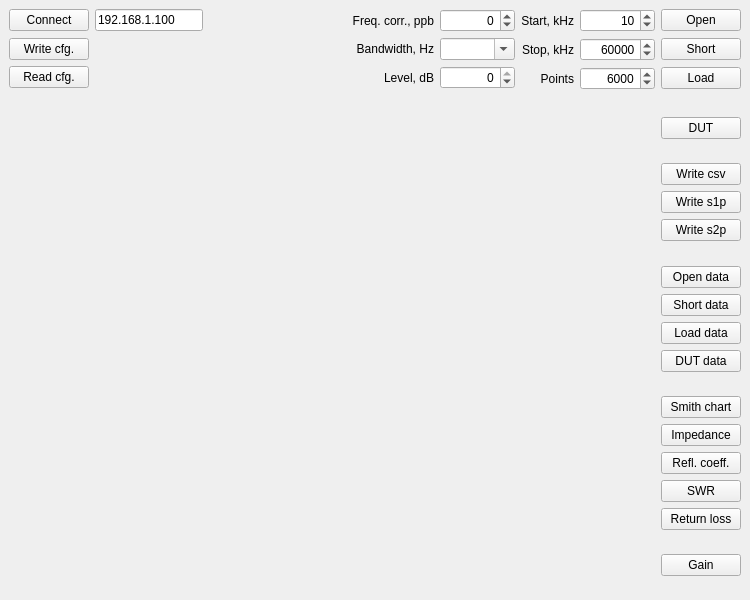
Old version of the form projects/vna/client/vna.ui in the repository pavel-demin/red-pitaya-notes.
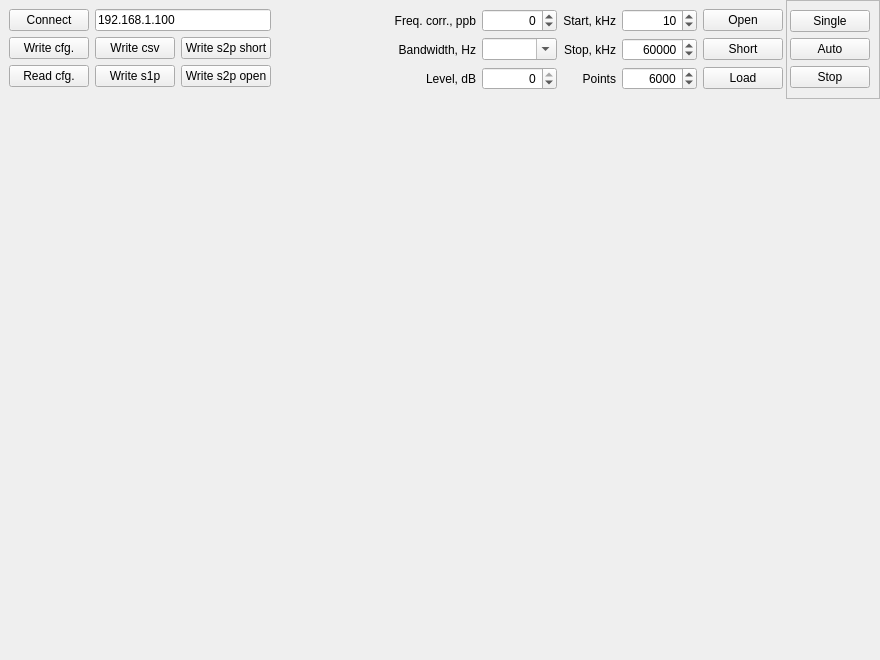
New version of the form.

Commit message: relpace mpldatacursor with vertical lines and add auto mode to vna/client

Patch:
```diff
--- a/projects/vna/client/vna.ui
+++ b/projects/vna/client/vna.ui
@@ -6,14 +6,14 @@
    <rect>
     <x>0</x>
     <y>0</y>
-    <width>750</width>
-    <height>600</height>
+    <width>880</width>
+    <height>660</height>
    </rect>
   </property>
   <property name="minimumSize">
    <size>
-    <width>750</width>
-    <height>600</height>
+    <width>880</width>
+    <height>660</height>
    </size>
   </property>
   <property name="windowTitle">
@@ -36,383 +36,7 @@
     <property name="spacing">
      <number>0</number>
     </property>
-    <item row="0" column="0">
-     <widget class="QFrame" name="cfgFrame">
-      <property name="sizePolicy">
-       <sizepolicy hsizetype="Expanding" vsizetype="Preferred">
-        <horstretch>0</horstretch>
-        <verstretch>0</verstretch>
-       </sizepolicy>
-      </property>
-      <layout class="QGridLayout" name="addrLayout">
-       <property name="rightMargin">
-        <number>3</number>
-       </property>
-       <item row="3" column="0">
-        <widget class="QPushButton" name="writeButton">
-         <property name="text">
-          <string>Write cfg.</string>
-         </property>
-        </widget>
-       </item>
-       <item row="2" column="2">
-        <spacer name="spacer1">
-         <property name="orientation">
-          <enum>Qt::Horizontal</enum>
-         </property>
-         <property name="sizeHint" stdset="0">
-          <size>
-           <width>40</width>
-           <height>20</height>
-          </size>
-         </property>
-        </spacer>
-       </item>
-       <item row="2" column="1">
-        <widget class="QLineEdit" name="addrValue">
-         <property name="sizePolicy">
-          <sizepolicy hsizetype="Minimum" vsizetype="Fixed">
-           <horstretch>0</horstretch>
-           <verstretch>0</verstretch>
-          </sizepolicy>
-         </property>
-         <property name="text">
-          <string>192.168.1.100</string>
-         </property>
-         <property name="maxLength">
-          <number>15</number>
-         </property>
-        </widget>
-       </item>
-       <item row="2" column="3">
-        <widget class="QLabel" name="corrLabel">
-         <property name="text">
-          <string>Freq. corr., ppb</string>
-         </property>
-         <property name="alignment">
-          <set>Qt::AlignRight|Qt::AlignTrailing|Qt::AlignVCenter</set>
-         </property>
-        </widget>
-       </item>
-       <item row="2" column="0">
-        <widget class="QPushButton" name="connectButton">
-         <property name="text">
-          <string>Connect</string>
-         </property>
-        </widget>
-       </item>
-       <item row="4" column="0">
-        <widget class="QPushButton" name="readButton">
-         <property name="text">
-          <string>Read cfg.</string>
-         </property>
-        </widget>
-       </item>
-       <item row="2" column="4">
-        <widget class="QSpinBox" name="corrValue">
-         <property name="minimumSize">
-          <size>
-           <width>75</width>
-           <height>0</height>
-          </size>
-         </property>
-         <property name="alignment">
-          <set>Qt::AlignRight|Qt::AlignTrailing|Qt::AlignVCenter</set>
-         </property>
-         <property name="minimum">
-          <number>-100000</number>
-         </property>
-         <property name="maximum">
-          <number>100000</number>
-         </property>
-         <property name="singleStep">
-          <number>100</number>
-         </property>
-        </widget>
-       </item>
-       <item row="3" column="3">
-        <widget class="QLabel" name="rateLabel">
-         <property name="text">
-          <string>Bandwidth, Hz</string>
-         </property>
-         <property name="alignment">
-          <set>Qt::AlignRight|Qt::AlignTrailing|Qt::AlignVCenter</set>
-         </property>
-        </widget>
-       </item>
-       <item row="3" column="4">
-        <widget class="QComboBox" name="rateValue">
-         <property name="minimumSize">
-          <size>
-           <width>75</width>
-           <height>0</height>
-          </size>
-         </property>
-         <property name="editable">
-          <bool>true</bool>
-         </property>
-        </widget>
-       </item>
-       <item row="4" column="3">
-        <widget class="QLabel" name="levelLabel">
-         <property name="text">
-          <string>Level, dB</string>
-         </property>
-         <property name="alignment">
-          <set>Qt::AlignRight|Qt::AlignTrailing|Qt::AlignVCenter</set>
-         </property>
-        </widget>
-       </item>
-       <item row="4" column="4">
-        <widget class="QSpinBox" name="levelValue">
-         <property name="alignment">
-          <set>Qt::AlignRight|Qt::AlignTrailing|Qt::AlignVCenter</set>
-         </property>
-         <property name="minimum">
-          <number>-60</number>
-         </property>
-         <property name="maximum">
-          <number>0</number>
-         </property>
-         <property name="singleStep">
-          <number>6</number>
-         </property>
-         <property name="value">
-          <number>0</number>
-         </property>
-        </widget>
-       </item>
-      </layout>
-     </widget>
-    </item>
-    <item row="1" column="0" rowspan="4" colspan="5">
-     <widget class="QFrame" name="plotWidget">
-      <property name="sizePolicy">
-       <sizepolicy hsizetype="Expanding" vsizetype="Expanding">
-        <horstretch>0</horstretch>
-        <verstretch>0</verstretch>
-       </sizepolicy>
-      </property>
-      <layout class="QVBoxLayout" name="plotLayout">
-       <property name="spacing">
-        <number>0</number>
-       </property>
-       <property name="leftMargin">
-        <number>0</number>
-       </property>
-       <property name="topMargin">
-        <number>0</number>
-       </property>
-       <property name="rightMargin">
-        <number>0</number>
-       </property>
-       <property name="bottomMargin">
-        <number>0</number>
-       </property>
-      </layout>
-     </widget>
-    </item>
-    <item row="2" column="5">
-     <widget class="QFrame" name="selectFrame">
-      <property name="sizePolicy">
-       <sizepolicy hsizetype="Fixed" vsizetype="Preferred">
-        <horstretch>0</horstretch>
-        <verstretch>0</verstretch>
-       </sizepolicy>
-      </property>
-      <layout class="QGridLayout" name="selectLayout">
-       <property name="topMargin">
-        <number>0</number>
-       </property>
-       <property name="bottomMargin">
-        <number>6</number>
-       </property>
-       <item row="5" column="0">
-        <widget class="QPushButton" name="s2pButton">
-         <property name="text">
-          <string>Write s2p</string>
-         </property>
-        </widget>
-       </item>
-       <item row="18" column="0">
-        <widget class="QPushButton" name="gainPlot">
-         <property name="text">
-          <string>Gain</string>
-         </property>
-        </widget>
-       </item>
-       <item row="0" column="0">
-        <spacer name="spacer2">
-         <property name="orientation">
-          <enum>Qt::Vertical</enum>
-         </property>
-         <property name="sizeHint" stdset="0">
-          <size>
-           <width>20</width>
-           <height>40</height>
-          </size>
-         </property>
-        </spacer>
-       </item>
-       <item row="8" column="0">
-        <widget class="QPushButton" name="shortPlot">
-         <property name="text">
-          <string>Short data</string>
-         </property>
-        </widget>
-       </item>
-       <item row="7" column="0">
-        <widget class="QPushButton" name="openPlot">
-         <property name="text">
-          <string>Open data</string>
-         </property>
-        </widget>
-       </item>
-       <item row="14" column="0">
-        <widget class="QPushButton" name="rcPlot">
-         <property name="text">
-          <string>Refl. coeff.</string>
-         </property>
-        </widget>
-       </item>
-       <item row="13" column="0">
-        <widget class="QPushButton" name="impPlot">
-         <property name="text">
-          <string>Impedance</string>
-         </property>
-        </widget>
-       </item>
-       <item row="15" column="0">
-        <widget class="QPushButton" name="swrPlot">
-         <property name="text">
-          <string>SWR</string>
-         </property>
-        </widget>
-       </item>
-       <item row="9" column="0">
-        <widget class="QPushButton" name="loadPlot">
-         <property name="text">
-          <string>Load data</string>
-         </property>
-        </widget>
-       </item>
-       <item row="6" column="0">
-        <spacer name="spacer4">
-         <property name="orientation">
-          <enum>Qt::Vertical</enum>
-         </property>
-         <property name="sizeHint" stdset="0">
-          <size>
-           <width>20</width>
-           <height>40</height>
-          </size>
-         </property>
-        </spacer>
-       </item>
-       <item row="16" column="0">
-        <widget class="QPushButton" name="rlPlot">
-         <property name="text">
-          <string>Return loss</string>
-         </property>
-        </widget>
-       </item>
-       <item row="1" column="0">
-        <widget class="QPushButton" name="dutSweep">
-         <property name="sizePolicy">
-          <sizepolicy hsizetype="Minimum" vsizetype="Fixed">
-           <horstretch>0</horstretch>
-           <verstretch>0</verstretch>
-          </sizepolicy>
-         </property>
-         <property name="text">
-          <string>DUT</string>
-         </property>
-        </widget>
-       </item>
-       <item row="11" column="0">
-        <spacer name="spacer5">
-         <property name="orientation">
-          <enum>Qt::Vertical</enum>
-         </property>
-         <property name="sizeHint" stdset="0">
-          <size>
-           <width>20</width>
-           <height>40</height>
-          </size>
-         </property>
-        </spacer>
-       </item>
-       <item row="12" column="0">
-        <widget class="QPushButton" name="smithPlot">
-         <property name="text">
-          <string>Smith chart</string>
-         </property>
-        </widget>
-       </item>
-       <item row="10" column="0">
-        <widget class="QPushButton" name="dutPlot">
-         <property name="text">
-          <string>DUT data</string>
-         </property>
-        </widget>
-       </item>
-       <item row="17" column="0">
-        <spacer name="spacer6">
-         <property name="orientation">
-          <enum>Qt::Vertical</enum>
-         </property>
-         <property name="sizeHint" stdset="0">
-          <size>
-           <width>20</width>
-           <height>40</height>
-          </size>
-         </property>
-        </spacer>
-       </item>
-       <item row="4" column="0">
-        <widget class="QPushButton" name="s1pButton">
-         <property name="text">
-          <string>Write s1p</string>
-         </property>
-        </widget>
-       </item>
-       <item row="2" column="0">
-        <spacer name="spacer3">
-         <property name="orientation">
-          <enum>Qt::Vertical</enum>
-         </property>
-         <property name="sizeHint" stdset="0">
-          <size>
-           <width>20</width>
-           <height>40</height>
-          </size>
-         </property>
-        </spacer>
-       </item>
-       <item row="19" column="0">
-        <spacer name="spacer7">
-         <property name="orientation">
-          <enum>Qt::Vertical</enum>
-         </property>
-         <property name="sizeHint" stdset="0">
-          <size>
-           <width>20</width>
-           <height>40</height>
-          </size>
-         </property>
-        </spacer>
-       </item>
-       <item row="3" column="0">
-        <widget class="QPushButton" name="csvButton">
-         <property name="text">
-          <string>Write csv</string>
-         </property>
-        </widget>
-       </item>
-      </layout>
-     </widget>
-    </item>
-    <item row="0" column="2" colspan="4">
+    <item row="0" column="1">
      <widget class="QFrame" name="sweepFrame">
       <property name="sizePolicy">
        <sizepolicy hsizetype="Fixed" vsizetype="Preferred">
@@ -424,14 +48,17 @@
        <property name="leftMargin">
         <number>3</number>
        </property>
-       <item row="1" column="7">
+       <property name="rightMargin">
+        <number>3</number>
+       </property>
+       <item row="1" column="8">
         <widget class="QPushButton" name="shortSweep">
          <property name="text">
           <string>Short</string>
          </property>
         </widget>
        </item>
-       <item row="2" column="7">
+       <item row="2" column="8">
         <widget class="QPushButton" name="loadSweep">
          <property name="sizePolicy">
           <sizepolicy hsizetype="Minimum" vsizetype="Fixed">
@@ -444,14 +71,14 @@
          </property>
         </widget>
        </item>
-       <item row="0" column="7">
+       <item row="0" column="8">
         <widget class="QPushButton" name="openSweep">
          <property name="text">
           <string>Open</string>
          </property>
         </widget>
        </item>
-       <item row="2" column="5">
+       <item row="2" column="6">
         <widget class="QSpinBox" name="sizeValue">
          <property name="minimumSize">
           <size>
@@ -476,7 +103,7 @@
          </property>
         </widget>
        </item>
-       <item row="1" column="5">
+       <item row="1" column="6">
         <widget class="QSpinBox" name="stopValue">
          <property name="minimumSize">
           <size>
@@ -501,7 +128,7 @@
          </property>
         </widget>
        </item>
-       <item row="0" column="5">
+       <item row="0" column="6">
         <widget class="QSpinBox" name="startValue">
          <property name="minimumSize">
           <size>
@@ -526,7 +153,7 @@
          </property>
         </widget>
        </item>
-       <item row="2" column="4">
+       <item row="2" column="5">
         <widget class="QLabel" name="sizeLabel">
          <property name="text">
           <string>Points</string>
@@ -536,7 +163,7 @@
          </property>
         </widget>
        </item>
-       <item row="1" column="4">
+       <item row="1" column="5">
         <widget class="QLabel" name="stopLabel">
          <property name="text">
           <string>Stop, kHz</string>
@@ -546,7 +173,7 @@
          </property>
         </widget>
        </item>
-       <item row="0" column="4">
+       <item row="0" column="5">
         <widget class="QLabel" name="startLabel">
          <property name="text">
           <string>Start, kHz</string>
@@ -556,6 +183,249 @@
          </property>
         </widget>
        </item>
+       <item row="0" column="1">
+        <widget class="QSpinBox" name="corrValue">
+         <property name="minimumSize">
+          <size>
+           <width>75</width>
+           <height>0</height>
+          </size>
+         </property>
+         <property name="alignment">
+          <set>Qt::AlignRight|Qt::AlignTrailing|Qt::AlignVCenter</set>
+         </property>
+         <property name="minimum">
+          <number>-100000</number>
+         </property>
+         <property name="maximum">
+          <number>100000</number>
+         </property>
+         <property name="singleStep">
+          <number>100</number>
+         </property>
+        </widget>
+       </item>
+       <item row="0" column="0">
+        <widget class="QLabel" name="corrLabel">
+         <property name="text">
+          <string>Freq. corr., ppb</string>
+         </property>
+         <property name="alignment">
+          <set>Qt::AlignRight|Qt::AlignTrailing|Qt::AlignVCenter</set>
+         </property>
+        </widget>
+       </item>
+       <item row="2" column="1">
+        <widget class="QSpinBox" name="levelValue">
+         <property name="alignment">
+          <set>Qt::AlignRight|Qt::AlignTrailing|Qt::AlignVCenter</set>
+         </property>
+         <property name="minimum">
+          <number>-60</number>
+         </property>
+         <property name="maximum">
+          <number>0</number>
+         </property>
+         <property name="singleStep">
+          <number>6</number>
+         </property>
+         <property name="value">
+          <number>0</number>
+         </property>
+        </widget>
+       </item>
+       <item row="1" column="1">
+        <widget class="QComboBox" name="rateValue">
+         <property name="minimumSize">
+          <size>
+           <width>75</width>
+           <height>0</height>
+          </size>
+         </property>
+         <property name="editable">
+          <bool>true</bool>
+         </property>
+        </widget>
+       </item>
+       <item row="1" column="0">
+        <widget class="QLabel" name="rateLabel">
+         <property name="text">
+          <string>Bandwidth, Hz</string>
+         </property>
+         <property name="alignment">
+          <set>Qt::AlignRight|Qt::AlignTrailing|Qt::AlignVCenter</set>
+         </property>
+        </widget>
+       </item>
+       <item row="2" column="0">
+        <widget class="QLabel" name="levelLabel">
+         <property name="text">
+          <string>Level, dB</string>
+         </property>
+         <property name="alignment">
+          <set>Qt::AlignRight|Qt::AlignTrailing|Qt::AlignVCenter</set>
+         </property>
+        </widget>
+       </item>
+      </layout>
+     </widget>
+    </item>
+    <item row="0" column="2">
+     <widget class="QFrame" name="stopFrame">
+      <property name="frameShape">
+       <enum>QFrame::StyledPanel</enum>
+      </property>
+      <property name="frameShadow">
+       <enum>QFrame::Raised</enum>
+      </property>
+      <layout class="QGridLayout" name="stopLayout">
+       <property name="leftMargin">
+        <number>3</number>
+       </property>
+       <item row="2" column="0">
+        <widget class="QPushButton" name="autoSweep">
+         <property name="sizePolicy">
+          <sizepolicy hsizetype="Minimum" vsizetype="Fixed">
+           <horstretch>0</horstretch>
+           <verstretch>0</verstretch>
+          </sizepolicy>
+         </property>
+         <property name="text">
+          <string>Auto</string>
+         </property>
+        </widget>
+       </item>
+       <item row="1" column="0">
+        <widget class="QPushButton" name="singleSweep">
+         <property name="text">
+          <string>Single</string>
+         </property>
+        </widget>
+       </item>
+       <item row="3" column="0">
+        <widget class="QPushButton" name="stopSweep">
+         <property name="text">
+          <string>Stop</string>
+         </property>
+        </widget>
+       </item>
+      </layout>
+     </widget>
+    </item>
+    <item row="0" column="0">
+     <widget class="QFrame" name="cfgFrame">
+      <property name="sizePolicy">
+       <sizepolicy hsizetype="Expanding" vsizetype="Preferred">
+        <horstretch>0</horstretch>
+        <verstretch>0</verstretch>
+       </sizepolicy>
+      </property>
+      <layout class="QGridLayout" name="cfgLayout">
+       <item row="1" column="0">
+        <widget class="QPushButton" name="writeButton">
+         <property name="text">
+          <string>Write cfg.</string>
+         </property>
+        </widget>
+       </item>
+       <item row="0" column="1" colspan="2">
+        <widget class="QLineEdit" name="addrValue">
+         <property name="sizePolicy">
+          <sizepolicy hsizetype="Minimum" vsizetype="Fixed">
+           <horstretch>0</horstretch>
+           <verstretch>0</verstretch>
+          </sizepolicy>
+         </property>
+         <property name="text">
+          <string>192.168.1.100</string>
+         </property>
+         <property name="maxLength">
+          <number>15</number>
+         </property>
+        </widget>
+       </item>
+       <item row="0" column="0">
+        <widget class="QPushButton" name="connectButton">
+         <property name="text">
+          <string>Connect</string>
+         </property>
+        </widget>
+       </item>
+       <item row="2" column="0">
+        <widget class="QPushButton" name="readButton">
+         <property name="text">
+          <string>Read cfg.</string>
+         </property>
+        </widget>
+       </item>
+       <item row="1" column="2">
+        <widget class="QPushButton" name="s2pshortButton">
+         <property name="text">
+          <string>Write s2p short</string>
+         </property>
+        </widget>
+       </item>
+       <item row="1" column="1">
+        <widget class="QPushButton" name="csvButton">
+         <property name="text">
+          <string>Write csv</string>
+         </property>
+        </widget>
+       </item>
+       <item row="0" column="3">
+        <spacer name="spacer">
+         <property name="orientation">
+          <enum>Qt::Horizontal</enum>
+         </property>
+         <property name="sizeHint" stdset="0">
+          <size>
+           <width>40</width>
+           <height>20</height>
+          </size>
+         </property>
+        </spacer>
+       </item>
+       <item row="2" column="1">
+        <widget class="QPushButton" name="s1pButton">
+         <property name="text">
+          <string>Write s1p</string>
+         </property>
+        </widget>
+       </item>
+       <item row="2" column="2">
+        <widget class="QPushButton" name="s2popenButton">
+         <property name="text">
+          <string>Write s2p open</string>
+         </property>
+        </widget>
+       </item>
+      </layout>
+     </widget>
+    </item>
+    <item row="1" column="0" colspan="3">
+     <widget class="QFrame" name="plotWidget">
+      <property name="sizePolicy">
+       <sizepolicy hsizetype="Expanding" vsizetype="Expanding">
+        <horstretch>0</horstretch>
+        <verstretch>0</verstretch>
+       </sizepolicy>
+      </property>
+      <layout class="QVBoxLayout" name="plotLayout">
+       <property name="spacing">
+        <number>0</number>
+       </property>
+       <property name="leftMargin">
+        <number>0</number>
+       </property>
+       <property name="topMargin">
+        <number>0</number>
+       </property>
+       <property name="rightMargin">
+        <number>0</number>
+       </property>
+       <property name="bottomMargin">
+        <number>0</number>
+       </property>
       </layout>
      </widget>
     </item>
```
Left out of the diff: 2 changed lines with no effect on the pictures. The commit also changes 1 other file.
